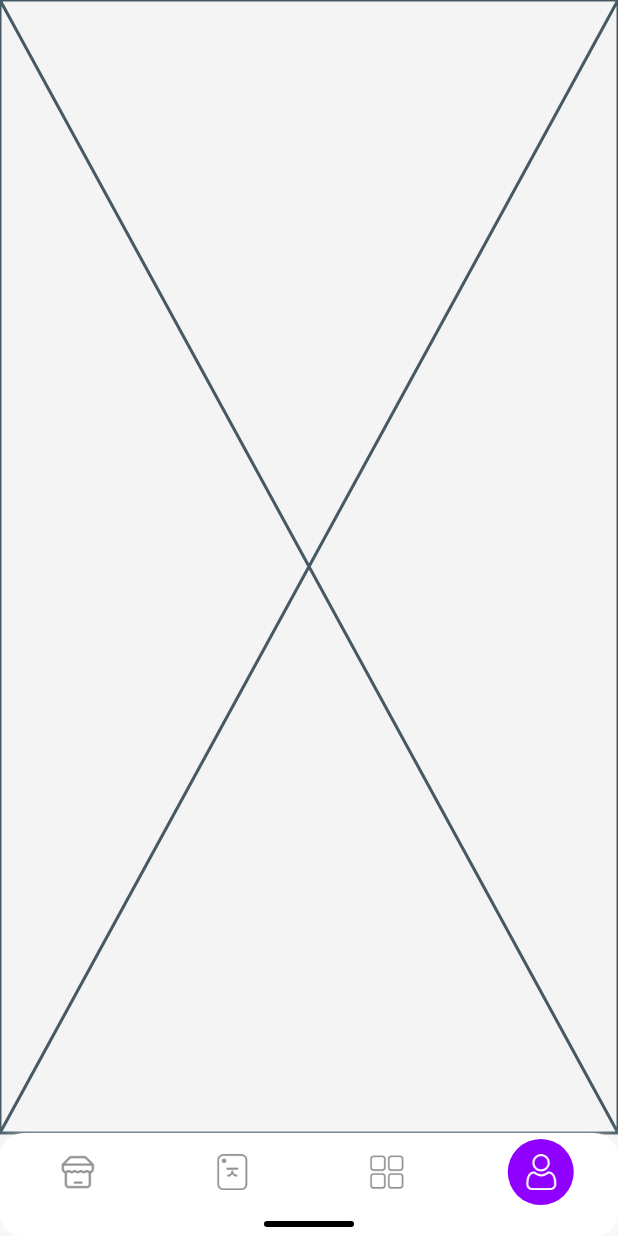
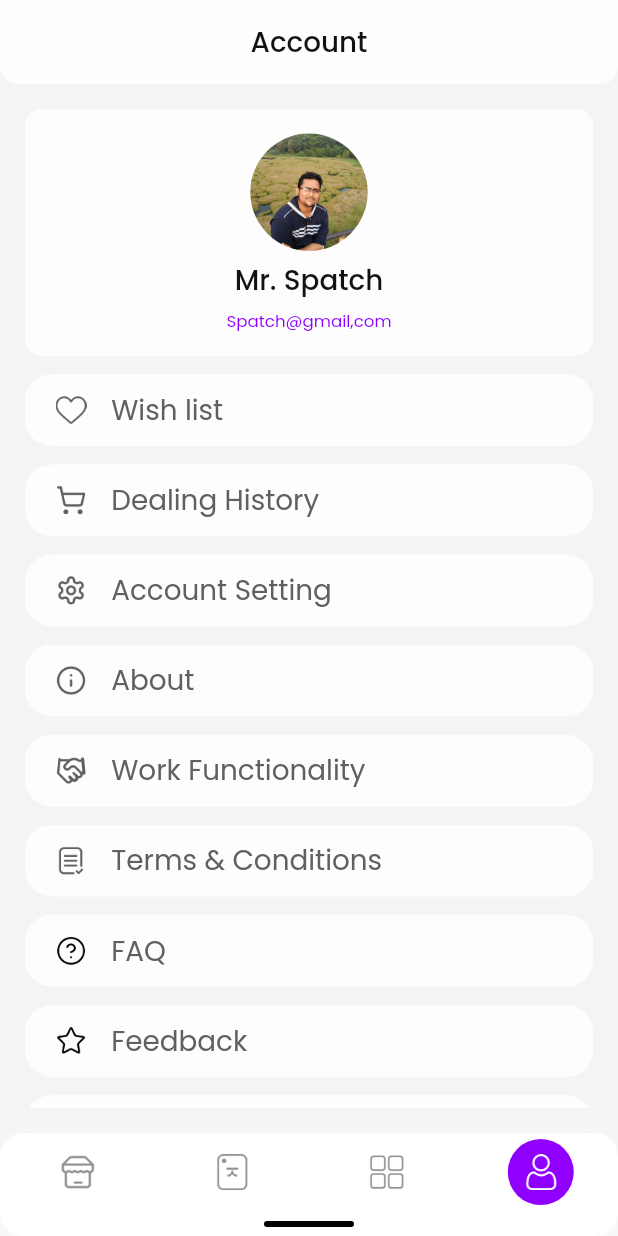
Before and after one commit to billalhossan1/luggage_tracking, a Flutter app: the screen it shows after launch, item 4 of the bottom bar chosen, on a phone screen of 412 x 824 dp. Run offline on Flutter 3.47's test engine with Material 3 defaults, Android fonts, the phone set to English and light mode, and no system bars; our stand-ins replace get.

Commit message:
account screen ui complate

```diff
--- a/lib/const/assets_icons_path.dart
+++ b/lib/const/assets_icons_path.dart
@@ -15,4 +15,13 @@ class AssetsIconsPath {
   final String trackerNav = "assets/icons/tracker_device.png";
   final String accountNav = "assets/icons/account_nav.png";
   final String date = "assets/icons/date.png";
+  final String about = "assets/icons/about.png";
+  final String dealCart = "assets/icons/deal_cart.png";
+  final String faq = "assets/icons/faq.png";
+  final String feedback = "assets/icons/feedback.png";
+  final String logout = "assets/icons/logout.png";
+  final String setting = "assets/icons/setting.png";
+  final String terms = "assets/icons/terms.png";
+  final String wishList = "assets/icons/wish_list.png";
+  final String workFunc = "assets/icons/work_func.png";
 }
--- a/lib/const/assets_images_path.dart
+++ b/lib/const/assets_images_path.dart
@@ -10,5 +10,6 @@ class AssetsImagesPath {
   final String bannerBg = "assets/images/banner_bg.png";
   final String bannerProduct = "assets/images/banner_product.png";
   final String creditCard = "assets/images/credit_card.png";
+  final String person = "assets/images/person.jpg";
 
 }
--- a/lib/routes/app_routes.dart
+++ b/lib/routes/app_routes.dart
@@ -12,4 +12,6 @@ class AppRoutes {
   final String deliveryDetainScreen = "/delivery-details-screen";
   final String deliveryDetainShowScreen = "/delivery-details-show-screen";
   final String paymentScreen = "/payment-screen";
+  final String deviceScreen = "/device-screen";
+  final String accountScreen = "/account-screen";
 }
--- a/lib/routes/app_routes_file.dart
+++ b/lib/routes/app_routes_file.dart
@@ -3,9 +3,11 @@ import 'package:luggage_tracking/routes/app_routes.dart';
 import 'package:luggage_tracking/routes/bindings/app_binding.dart';
 import 'package:luggage_tracking/routes/bindings/navigation_screen_binding.dart';
 import 'package:luggage_tracking/routes/bindings/splash_screen_binding.dart';
+import 'package:luggage_tracking/screens/account_screen/account_screen.dart';
 import 'package:luggage_tracking/screens/category_screnn/category_screen.dart';
 import 'package:luggage_tracking/screens/delivery_details_screen/delivery_details_screen.dart';
 import 'package:luggage_tracking/screens/delivery_details_show/delivery_details_show_screen.dart';
+import 'package:luggage_tracking/screens/device_screen/device_screen.dart';
 import 'package:luggage_tracking/screens/home_screen/home_screen.dart';
 import 'package:luggage_tracking/screens/navigation_screen/navigation_screen.dart';
 import 'package:luggage_tracking/screens/payment_screen/payment_screen.dart';
@@ -55,4 +57,9 @@ List<GetPage> appRootRoutesFile = <GetPage>[
     name: AppRoutes.instance.paymentScreen,
     page: () => const PaymentScreen(),
   ),
+  GetPage(
+    name: AppRoutes.instance.deviceScreen,
+    page: () => const DeviceScreen(),
+  ),
+  GetPage(name: AppRoutes.instance.accountScreen, page: () => AccountScreen()),
 ];
--- /dev/null
+++ b/lib/screens/account_screen/account_screen.dart
@@ -0,0 +1,90 @@
+import 'package:flutter/material.dart';
+import 'package:luggage_tracking/const/app_colors.dart';
+import 'package:luggage_tracking/const/assets_icons_path.dart';
+import 'package:luggage_tracking/const/assets_images_path.dart';
+import 'package:luggage_tracking/utils/app_size.dart';
+import 'package:luggage_tracking/widgets/app_image/app_image_circular.dart';
+import 'package:luggage_tracking/widgets/appbar/custom_appbar.dart';
+import 'package:luggage_tracking/widgets/cards/app_card/app_card.dart';
+import 'package:luggage_tracking/widgets/texts/app_text.dart';
+import 'package:luggage_tracking/widgets/texts/icon_text_row.dart';
+
+class AccountScreen extends StatelessWidget {
+  const AccountScreen({super.key});
+
+  @override
+  Widget build(BuildContext context) {
+    return Scaffold(
+      appBar: CustomAppBar(title: "Account", showLeading: false),
+      body: Padding(
+        padding: EdgeInsets.all(AppSize.width(value: 16)),
+        child: SingleChildScrollView(
+          child: Column(
+            spacing: AppSize.width(value: 12),
+            children: [
+              AppCard(
+                child: Column(
+                  spacing: AppSize.width(value: 8),
+                  children: [
+                    AppImageCircular(
+                      path: AssetsImagesPath.instance.person,
+                      width: AppSize.width(value: 72),
+                      height: AppSize.width(value: 72),
+                      fit: BoxFit.cover,
+                    ),
+                    AppText(
+                      data: "Mr. Spatch",
+                      fontSize: AppSize.width(value: 18),
+                      fontWeight: FontWeight.w500,
+                      color: AppColors.instance.black500,
+                    ),
+                    AppText(
+                      data: "Spatch@gmail,com",
+                      fontSize: AppSize.width(value: 12),
+                      fontWeight: FontWeight.w400,
+                      color: AppColors.instance.purple_500,
+                    ),
+                  ],
+                ),
+              ),
+
+              IcontextRow(
+                iconPath: AssetsIconsPath.instance.wishList,
+                text: "Wish list",
+              ),
+              IcontextRow(
+                iconPath: AssetsIconsPath.instance.dealCart,
+                text: "Dealing History ",
+              ),
+              IcontextRow(
+                iconPath: AssetsIconsPath.instance.setting,
+                text: "Account Setting",
+              ),
+              IcontextRow(
+                iconPath: AssetsIconsPath.instance.about,
+                text: "About",
+              ),
+              IcontextRow(
+                iconPath: AssetsIconsPath.instance.workFunc,
+                text: "Work Functionality",
+              ),
+              IcontextRow(
+                iconPath: AssetsIconsPath.instance.terms,
+                text: "Terms & Conditions",
+              ),
+              IcontextRow(iconPath: AssetsIconsPath.instance.faq, text: "FAQ"),
+              IcontextRow(
+                iconPath: AssetsIconsPath.instance.feedback,
+                text: "Feedback",
+              ),
+              IcontextRow(
+                iconPath: AssetsIconsPath.instance.logout,
+                text: "Log Out",
+              ),
+            ],
+          ),
+        ),
+      ),
+    );
+  }
+}
--- /dev/null
+++ b/lib/screens/device_screen/device_screen.dart
@@ -0,0 +1,11 @@
+import 'package:flutter/material.dart';
+import 'package:luggage_tracking/widgets/appbar/custom_appbar.dart';
+
+class DeviceScreen extends StatelessWidget {
+  const DeviceScreen({super.key});
+
+  @override
+  Widget build(BuildContext context) {
+    return Scaffold(appBar: CustomAppBar(title: "Device"));
+  }
+}
--- a/lib/screens/navigation_screen/navigation_screen.dart
+++ b/lib/screens/navigation_screen/navigation_screen.dart
@@ -2,6 +2,8 @@ import 'package:flutter/material.dart';
 import 'package:get/get.dart';
 import 'package:luggage_tracking/const/app_colors.dart';
 import 'package:luggage_tracking/const/assets_icons_path.dart';
+import 'package:luggage_tracking/screens/account_screen/account_screen.dart';
+import 'package:luggage_tracking/screens/device_screen/device_screen.dart';
 import 'package:luggage_tracking/screens/home_screen/home_screen.dart';
 import 'package:luggage_tracking/screens/navigation_screen/controllers/navigation_screen_controller.dart';
 import 'package:luggage_tracking/utils/app_size.dart';
@@ -21,9 +23,9 @@ class NavigationScreen extends StatelessWidget {
               index: controller.selectedIndex.value,
               children: const [
                 HomeScreen(),
+                DeviceScreen(),
                 Placeholder(),
-                Placeholder(),
-                Placeholder(),
+                AccountScreen(),
               ],
             ),
           ),
--- a/lib/widgets/appbar/custom_appbar.dart
+++ b/lib/widgets/appbar/custom_appbar.dart
@@ -8,8 +8,13 @@ import 'package:luggage_tracking/widgets/texts/app_text.dart';
 
 class CustomAppBar extends StatelessWidget implements PreferredSizeWidget {
   final String title;
+  final bool showLeading;
 
-  const CustomAppBar({super.key, required this.title});
+  const CustomAppBar({
+    super.key,
+    required this.title,
+    this.showLeading = true, // default is true
+  });
 
   @override
   Widget build(BuildContext context) {
@@ -18,7 +23,9 @@ class CustomAppBar extends StatelessWidget implements PreferredSizeWidget {
       child: Container(
         decoration: BoxDecoration(
           color: AppColors.instance.white50,
-          borderRadius: BorderRadius.vertical(bottom: Radius.circular(12)),
+          borderRadius: const BorderRadius.vertical(
+            bottom: Radius.circular(12),
+          ),
         ),
         child: AppBar(
           title: AppText(
@@ -27,11 +34,12 @@ class CustomAppBar extends StatelessWidget implements PreferredSizeWidget {
             fontWeight: FontWeight.w500,
             color: AppColors.instance.black500,
           ),
-
           backgroundColor: Colors.transparent,
           elevation: 0,
           centerTitle: true,
-          leading: GestureDetector(
+          leading:
+              showLeading
+                  ? GestureDetector(
                     onTap: () {
                       Get.back();
                     },
@@ -39,7 +47,8 @@ class CustomAppBar extends StatelessWidget implements PreferredSizeWidget {
                       padding: const EdgeInsets.all(12),
                       child: AppImage(path: AssetsIconsPath.instance.leftArrow),
                     ),
-          ),
+                  )
+                  : null,
         ),
       ),
     );
--- a/lib/widgets/cards/app_card/app_card.dart
+++ b/lib/widgets/cards/app_card/app_card.dart
@@ -4,16 +4,18 @@ import 'package:luggage_tracking/utils/app_size.dart';
 
 class AppCard extends StatelessWidget {
   final Widget child;
-  const AppCard({super.key, required this.child});
+  final double? padding;
+  final double? borderRedius;
+  const AppCard({super.key, required this.child, this.padding, this.borderRedius});
 
   @override
   Widget build(BuildContext context) {
     return Container(
-      padding: EdgeInsets.all(AppSize.width(value: 16)),
+      padding: EdgeInsets.all(AppSize.width(value:padding ?? 16)),
       width: AppSize.width(value: double.infinity),
       decoration: BoxDecoration(
         color: AppColors.instance.white50,
-        borderRadius: BorderRadius.circular(12),
+        borderRadius: BorderRadius.circular(borderRedius ?? 12),
       ),
       child: child,
     );
--- /dev/null
+++ b/lib/widgets/texts/icon_text_row.dart
@@ -0,0 +1,47 @@
+import 'package:flutter/material.dart';
+import 'package:luggage_tracking/const/app_colors.dart';
+import 'package:luggage_tracking/const/assets_icons_path.dart';
+import 'package:luggage_tracking/utils/app_size.dart';
+import 'package:luggage_tracking/widgets/app_image/app_image.dart';
+import 'package:luggage_tracking/widgets/texts/app_text.dart';
+
+class IcontextRow extends StatelessWidget {
+  final String? iconPath;
+  final String? text;
+  final Function()? onTap;
+  const IcontextRow({super.key, this.iconPath, this.text, this.onTap});
+
+  @override
+  Widget build(BuildContext context) {
+    return GestureDetector(
+      onTap: onTap,
+      child: Container(
+        padding: EdgeInsets.symmetric(
+          horizontal: AppSize.width(value: 20),
+          vertical: AppSize.width(value: 10),
+        ),
+        width: AppSize.width(value: double.infinity),
+        decoration: BoxDecoration(
+          color: AppColors.instance.white50,
+          borderRadius: BorderRadius.circular(18),
+        ),
+        child: Row(
+          spacing: AppSize.width(value: 16),
+          children: [
+            AppImage(
+              path: iconPath ?? AssetsIconsPath.instance.wishList,
+              width: AppSize.width(value: 20),
+              height: AppSize.width(value: 20),
+            ),
+            AppText(
+              data: text ?? "Wish list",
+              fontSize: AppSize.width(value: 18),
+              fontWeight: FontWeight.w400,
+              color: AppColors.instance.black300,
+            ),
+          ],
+        ),
+      ),
+    );
+  }
+}
```
Also changed, not shown: assets/icons/about.png (added), assets/icons/deal_cart.png (added), assets/icons/faq.png (added), assets/icons/feedback.png (added), assets/icons/logout.png (added), assets/icons/setting.png (added), assets/icons/terms.png (added), assets/icons/wish_list.png (added), assets/icons/work_func.png (added), assets/images/person.jpg (added). Lines whose indentation alone changed are shown as unchanged.
